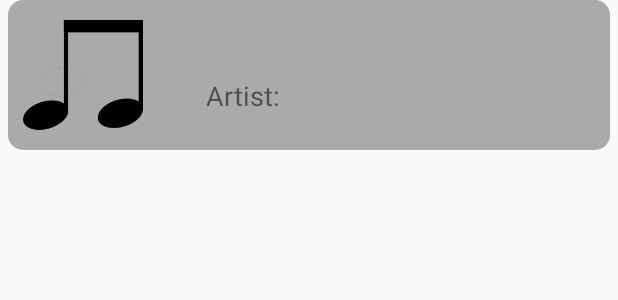
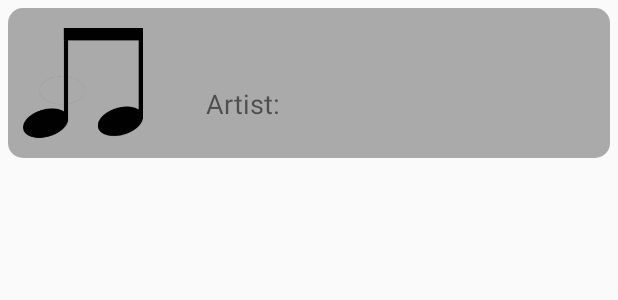
Before and after one commit to JanaCZek/A5PMA, an Android app: the layout history_item.xml on its own in the app's theme, with its tools: preview values and no code run, on a phone screen of 412 x 824 dp. Shown: the top 300 px of the screen. Run offline under Robolectric (Android 15) with nearby library versions, the phone set to English and light mode, and no system bars.

Commit message:
Testování na mobilu

```diff
--- a/app/src/main/java/cz/utb/fai/lyricsapp/MainActivity.java
+++ b/app/src/main/java/cz/utb/fai/lyricsapp/MainActivity.java
@@ -76,6 +76,7 @@ public class MainActivity extends AppCompatActivity {
 
             if (success) {
                 showLyrics(jsonResult);
+                return;
             }
             else {
                 Toast.makeText(this, "Lyrics not found", Toast.LENGTH_LONG).show();
--- a/app/src/main/res/layout/history_item.xml
+++ b/app/src/main/res/layout/history_item.xml
@@ -7,9 +7,7 @@
     android:id="@+id/historyItemLayout"
     android:onClick="showLyrics"
     android:background="@drawable/history_item_background"
-    android:layout_marginBottom="5dp"
-    android:layout_marginLeft="5dp"
-    android:layout_marginRight="5dp">
+    android:layout_margin="5dp">
 
     <ImageView
         android:id="@+id/historyItemIcon"
```
